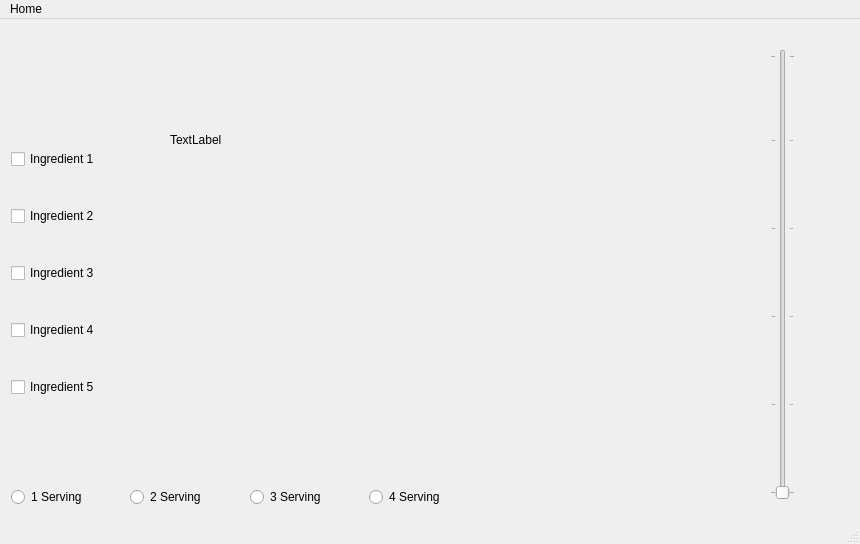
kevin-collinss/CS4076_FinalProj, file RecipeApplication/mainwindow.ui: the form before one commit.
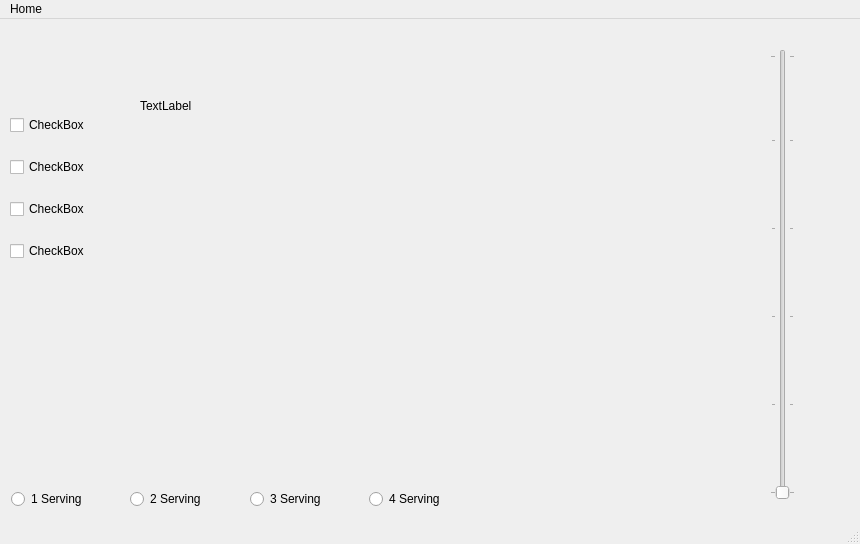
The form after the commit.

What changed in the file:
```diff
--- a/RecipeApplication/mainwindow.ui
+++ b/RecipeApplication/mainwindow.ui
@@ -36,7 +36,7 @@
       <x>11</x>
       <y>466</y>
       <width>471</width>
-      <height>24</height>
+      <height>28</height>
      </rect>
     </property>
     <layout class="QGridLayout" name="gridLayout">
@@ -70,56 +70,6 @@
      </item>
     </layout>
    </widget>
-   <widget class="QWidget" name="layoutWidget">
-    <property name="geometry">
-     <rect>
-      <x>11</x>
-      <y>99</y>
-      <width>90</width>
-      <height>311</height>
-     </rect>
-    </property>
-    <layout class="QVBoxLayout" name="verticalLayout">
-     <item>
-      <widget class="QCheckBox" name="checkBox">
-       <property name="text">
-        <string>Ingredient 1</string>
-       </property>
-      </widget>
-     </item>
-     <item>
-      <widget class="QCheckBox" name="checkBox_2">
-       <property name="text">
-        <string>Ingredient 2</string>
-       </property>
-       <property name="tristate">
-        <bool>false</bool>
-       </property>
-      </widget>
-     </item>
-     <item>
-      <widget class="QCheckBox" name="checkBox_4">
-       <property name="text">
-        <string>Ingredient 3</string>
-       </property>
-      </widget>
-     </item>
-     <item>
-      <widget class="QCheckBox" name="checkBox_3">
-       <property name="text">
-        <string>Ingredient 4</string>
-       </property>
-      </widget>
-     </item>
-     <item>
-      <widget class="QCheckBox" name="checkBox_5">
-       <property name="text">
-        <string>Ingredient 5</string>
-       </property>
-      </widget>
-     </item>
-    </layout>
-   </widget>
    <widget class="QSlider" name="verticalSlider">
     <property name="geometry">
      <rect>
@@ -145,15 +95,58 @@
    <widget class="QLabel" name="recipeLabel">
     <property name="geometry">
      <rect>
-      <x>170</x>
+      <x>140</x>
       <y>80</y>
-      <width>201</width>
-      <height>81</height>
+      <width>261</width>
+      <height>211</height>
      </rect>
     </property>
     <property name="text">
      <string>TextLabel</string>
     </property>
+    <property name="alignment">
+     <set>Qt::AlignLeading|Qt::AlignLeft|Qt::AlignTop</set>
+    </property>
+   </widget>
+   <widget class="QWidget" name="">
+    <property name="geometry">
+     <rect>
+      <x>10</x>
+      <y>80</y>
+      <width>95</width>
+      <height>181</height>
+     </rect>
+    </property>
+    <layout class="QVBoxLayout" name="verticalLayout">
+     <item>
+      <widget class="QCheckBox" name="checkBox">
+       <property name="text">
+        <string>CheckBox</string>
+       </property>
+      </widget>
+     </item>
+     <item>
+      <widget class="QCheckBox" name="checkBox_2">
+       <property name="text">
+        <string>CheckBox</string>
+       </property>
+      </widget>
+     </item>
+     <item>
+      <widget class="QCheckBox" name="checkBox_3">
+       <property name="text">
+        <string>CheckBox</string>
+       </property>
+      </widget>
+     </item>
+     <item>
+      <widget class="QCheckBox" name="checkBox_4">
+       <property name="text">
+        <string>CheckBox</string>
+       </property>
+      </widget>
+     </item>
+    </layout>
    </widget>
   </widget>
   <widget class="QMenuBar" name="menubar">
```
